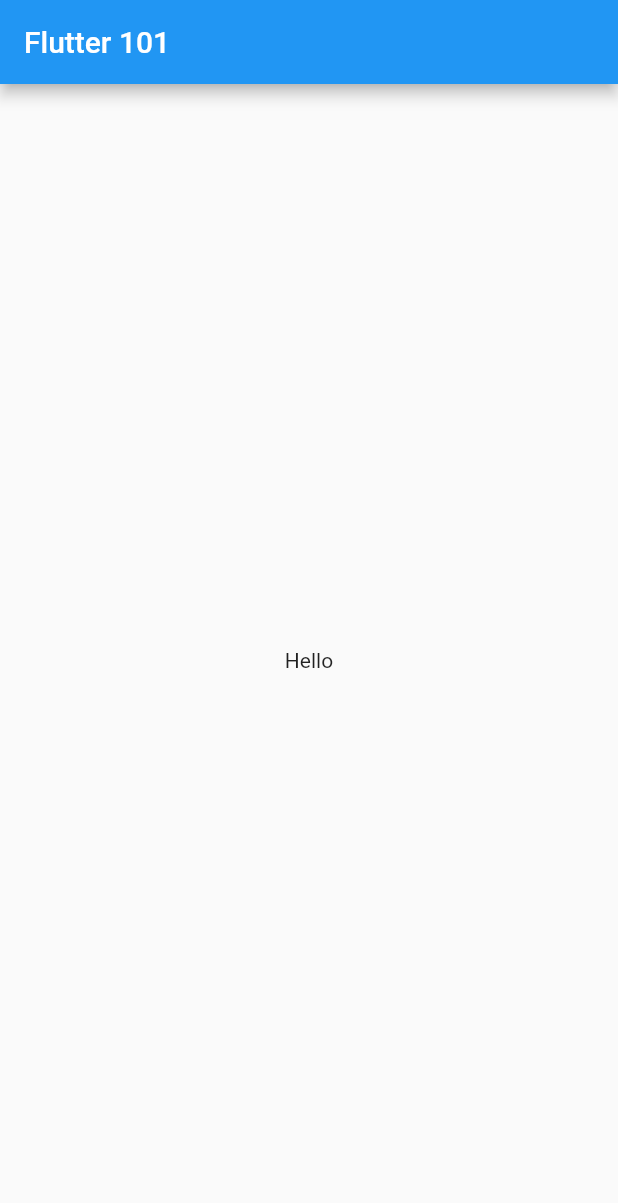
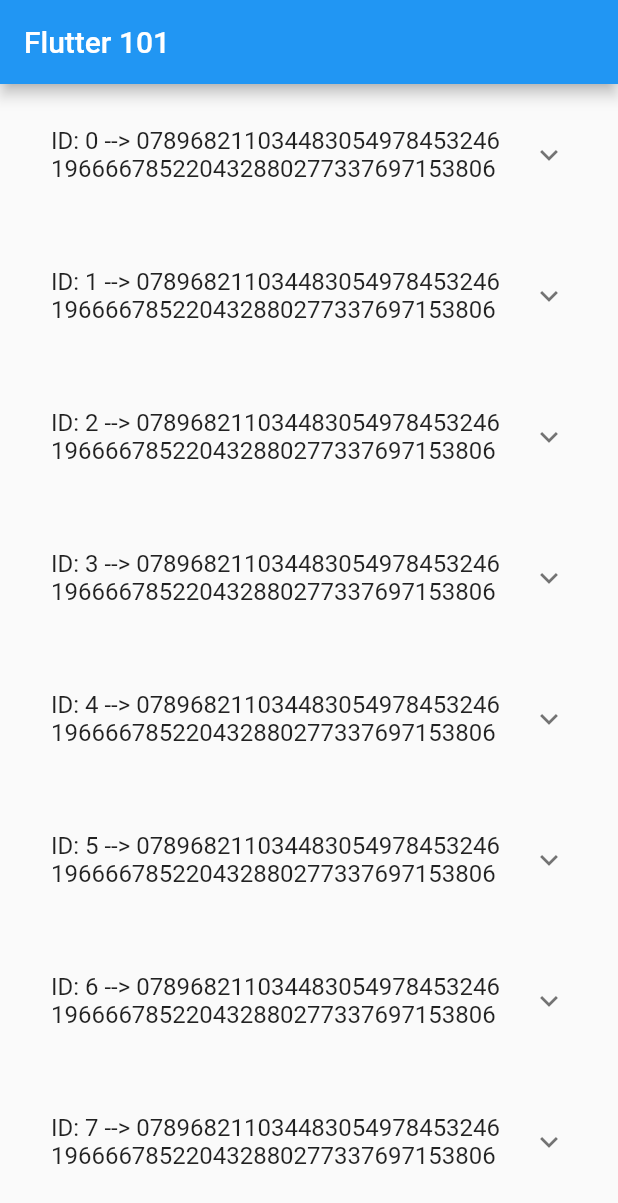
Before and after one commit to sultanmyrza/hn, a Flutter app: the screen it shows after launch, on a phone screen of 412 x 824 dp. Shown: the top 1203 px of the screen. Run offline on Flutter 3.47's test engine with Material 2 defaults, Android fonts, the phone set to English and light mode, and no system bars.

Commit message:
add home page

```diff
--- /dev/null
+++ b/lib/article.dart
@@ -0,0 +1,40 @@
+import 'dart:math';
+
+class Article {
+  final String name;
+  final String text;
+  final String domain;
+  final String by;
+  final String age;
+  final int score;
+  final int commentScore;
+
+  Article({
+    this.name,
+    this.text,
+    this.domain,
+    this.by,
+    this.age,
+    this.score,
+    this.commentScore,
+  });
+}
+
+final articles = List<Article>.generate(
+    20,
+    (int id) => Article(
+          name: "Name: $id",
+          text: generateRandomText(id),
+          domain: "Domain: $id",
+          by: "By $id",
+          age: "Age: $id",
+          score: id * 2,
+          commentScore: id * 3,
+        ));
+
+String generateRandomText(int id) {
+  Random random = Random();
+
+  return List<String>.generate(60, (int index) => random.nextInt(10).toString())
+      .fold("ID: $id --> ", (curr, next) => curr + next);
+}
--- a/lib/main.dart
+++ b/lib/main.dart
@@ -1,4 +1,6 @@
 import 'package:flutter/material.dart';
+import 'package:hnapp/article.dart';
+import 'package:url_launcher/url_launcher.dart';
 
 void main() {
   runApp(MyApp());
@@ -8,19 +10,65 @@ class MyApp extends StatelessWidget {
   @override
   Widget build(BuildContext context) {
     return MaterialApp(
-      home: Scaffold(
-        appBar: AppBar(
-          title: Text("Flutter 101"),
-        ),
-        body: Center(
-          child: Column(
-            mainAxisAlignment: MainAxisAlignment.center,
-            children: <Widget>[
-              Text("Hello"),
-            ],
+      home: MyHomePage(),
+    );
+  }
+}
+
+class MyHomePage extends StatefulWidget {
+  @override
+  _MyHomePageState createState() => _MyHomePageState();
+}
+
+class _MyHomePageState extends State<MyHomePage> {
+  List<Article> _articles = articles;
+  @override
+  Widget build(BuildContext context) {
+    return Scaffold(
+      appBar: AppBar(
+        title: Text("Flutter 101"),
+      ),
+      body: Center(
+        child: RefreshIndicator(
+          child: ListView(
+            children: _articles.map(_buildItem).toList(),
           ),
+          onRefresh: () async {
+            await Future.delayed(Duration(seconds: 1));
+            setState(() {
+              _articles.removeAt(0);
+            });
+          },
         ),
       ),
     );
   }
+
+  Widget _buildItem(Article article) {
+    return Padding(
+      key: UniqueKey(),
+      padding: const EdgeInsets.all(18.0),
+      child: ExpansionTile(
+        title: new Text(article.text),
+        children: <Widget>[
+          Row(
+            mainAxisAlignment: MainAxisAlignment.spaceAround,
+            children: <Widget>[
+              Text("comment count ${article.commentScore}"),
+              IconButton(
+                icon: Icon(Icons.launch),
+                onPressed: () {},
+              ),
+            ],
+          ),
+        ],
+//        onTap: () async {
+//          final fakeUrl = "http://google.com";
+//          if (await canLaunch(fakeUrl)) {
+//            launch(fakeUrl);
+//          }
+//        },
+      ),
+    );
+  }
 }
--- a/pubspec.yaml
+++ b/pubspec.yaml
@@ -19,6 +19,7 @@ dependencies:
   # The following adds the Cupertino Icons font to your application.
   # Use with the CupertinoIcons class for iOS style icons.
   cupertino_icons: ^0.1.2
+  url_launcher: any
 
 dev_dependencies:
   flutter_test:
```
